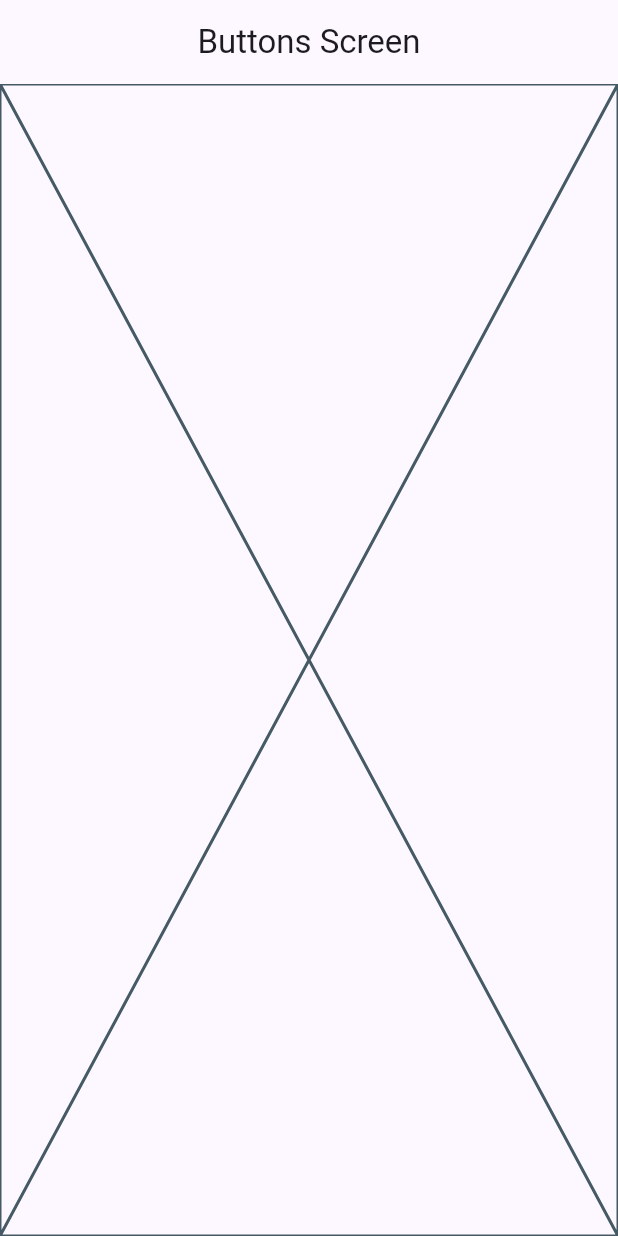
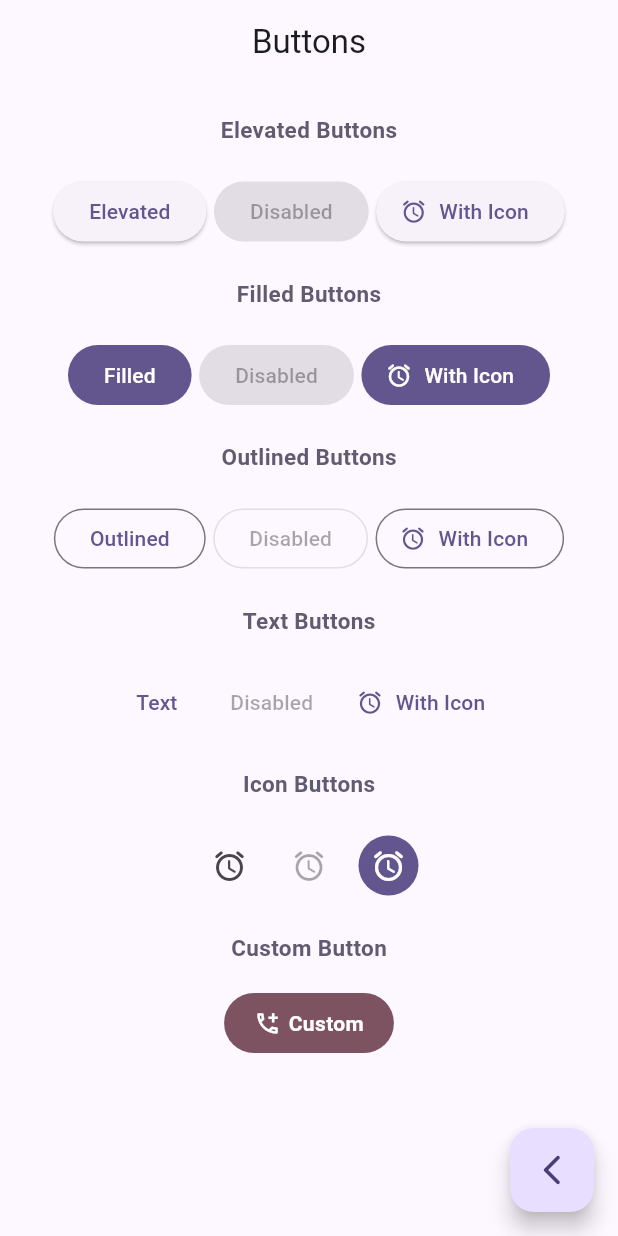
Before and after one commit to alextina/widgets_app, a Flutter app: the ButtonsScreen screen opened by its route, on a phone screen of 412 x 824 dp. Run offline on Flutter 3.47's test engine with Material 3 defaults, Android fonts, the phone set to English and light mode, and no system bars; our stand-ins replace go_router.

Commit message:
[feat] Implement buttons_screen

```diff
--- a/lib/presentation/screens/buttons/buttons_screen.dart
+++ b/lib/presentation/screens/buttons/buttons_screen.dart
@@ -1,7 +1,7 @@
 import 'package:flutter/material.dart';
+import 'package:go_router/go_router.dart';
 
 class ButtonsScreen extends StatelessWidget {
-
   static const String name = 'buttons_screen';
 
   const ButtonsScreen({super.key});
@@ -9,9 +9,194 @@ class ButtonsScreen extends StatelessWidget {
   @override
   Widget build(BuildContext context) {
     return Scaffold(
-        appBar: AppBar(
-          title: const Text('Buttons Screen'),
-        ),
-        body: const Placeholder());
+      appBar: AppBar(
+        title: const Text('Buttons'),
+      ),
+      body: _ButtonsView(),
+      floatingActionButton: FloatingActionButton(
+        onPressed: () {
+          context.pop();
+        },
+        child: const Icon(Icons.arrow_back_ios_new_rounded),
+      ),
+    );
   }
 }
+
+class _ButtonsView extends StatelessWidget {
+  const _ButtonsView();
+
+  @override
+  Widget build(BuildContext context) {
+    final colors = Theme.of(context).colorScheme;
+
+    return SizedBox(
+      width: double.infinity,
+      child: Padding(
+        padding: const EdgeInsets.symmetric(horizontal: 10, vertical: 20),
+        child: SingleChildScrollView(
+          // Envolver en un scroll
+          child: Column(
+            crossAxisAlignment: CrossAxisAlignment.center, // Mejor alineación
+            children: [
+              _buildButtonSection('Elevated Buttons', colors, [
+                ElevatedButton(
+                  onPressed: () {},
+                  child: const Text('Elevated'),
+                ),
+                ElevatedButton(
+                  onPressed: null,
+                  child: const Text('Disabled'),
+                ),
+                ElevatedButton.icon(
+                  onPressed: () {},
+                  label: const Text('With Icon'),
+                  icon: const Icon(Icons.access_alarm_rounded),
+                ),
+              ]),
+              _buildButtonSection('Filled Buttons', colors, [
+                FilledButton(
+                  onPressed: () {},
+                  child: const Text('Filled'),
+                ),
+                FilledButton(
+                  onPressed: null,
+                  child: const Text('Disabled'),
+                ),
+                FilledButton.icon(
+                  onPressed: () {},
+                  label: const Text('With Icon'),
+                  icon: const Icon(Icons.access_alarm_rounded),
+                ),
+              ]),
+              _buildButtonSection('Outlined Buttons', colors, [
+                OutlinedButton(
+                  onPressed: () {},
+                  child: const Text('Outlined'),
+                ),
+                OutlinedButton(
+                  onPressed: null,
+                  child: const Text('Disabled'),
+                ),
+                OutlinedButton.icon(
+                  onPressed: () {},
+                  label: const Text('With Icon'),
+                  icon: const Icon(Icons.access_alarm_rounded),
+                ),
+              ]),
+              _buildButtonSection('Text Buttons', colors, [
+                TextButton(
+                  onPressed: () {},
+                  child: const Text('Text'),
+                ),
+                TextButton(
+                  onPressed: null,
+                  child: const Text('Disabled'),
+                ),
+                TextButton.icon(
+                  onPressed: () {},
+                  label: const Text('With Icon'),
+                  icon: const Icon(Icons.access_alarm_rounded),
+                ),
+              ]),
+              _buildButtonSection('Icon Buttons', colors, [
+                IconButton(
+                  onPressed: () {},
+                  icon: const Icon(Icons.access_alarm_rounded),
+                ),
+                IconButton(
+                  onPressed: null,
+                  icon: const Icon(Icons.access_alarm_rounded),
+                ),
+                IconButton(
+                  onPressed: () {},
+                  icon: const Icon(Icons.access_alarm_rounded),
+                  style: ButtonStyle(
+                    backgroundColor: WidgetStatePropertyAll(colors.primary),
+                    iconColor: WidgetStatePropertyAll(Colors.white),
+                  ),
+                ),
+              ]),
+              _buildButtonSection('Custom Button', colors, [
+                CustomButton(
+                  colors: colors,
+                )
+              ])
+            ],
+          ),
+        ),
+      ),
+    );
+  }
+
+  Widget _buildButtonSection(
+    String title,
+    ColorScheme colors,
+    List<Widget> buttons,
+  ) {
+    return Padding(
+      padding: const EdgeInsets.only(bottom: 20),
+      child: Column(
+        crossAxisAlignment: CrossAxisAlignment.center,
+        spacing: 20,
+        children: [
+          Text(
+            title,
+            style: TextStyle(
+              fontSize: 15,
+              fontWeight: FontWeight.w600,
+              color: colors.secondary,
+            ),
+          ),
+          Wrap(
+            spacing: 5,
+            alignment: WrapAlignment.center,
+            children: buttons,
+          ),
+        ],
+      ),
+    );
+  }
+}
+
+class CustomButton extends StatelessWidget {
+  final ColorScheme colors;
+
+  const CustomButton({super.key, required this.colors});
+
+  @override
+  Widget build(BuildContext context) {
+    return ClipRRect(
+      borderRadius: BorderRadius.circular(20),
+      child: Material(
+          color: colors.tertiary,
+          child: InkWell(
+            onTap: () {},
+            child: Padding(
+              padding: const EdgeInsets.symmetric(
+                horizontal: 20,
+                vertical: 10,
+              ),
+              child: Row(
+                mainAxisSize: MainAxisSize.min,
+                spacing: 5,
+                children: [
+                  const Icon(
+                    Icons.add_ic_call_outlined,
+                    color: Colors.white,
+                    size: 18,
+                  ),
+                  const Text(
+                    'Custom',
+                    style: TextStyle(
+                      color: Colors.white,
+                      fontWeight: FontWeight.w600,
+                    ),
+                  ),
+                ],
+              ),
+            ),
+          )),
+    );
+  }
+}
```
